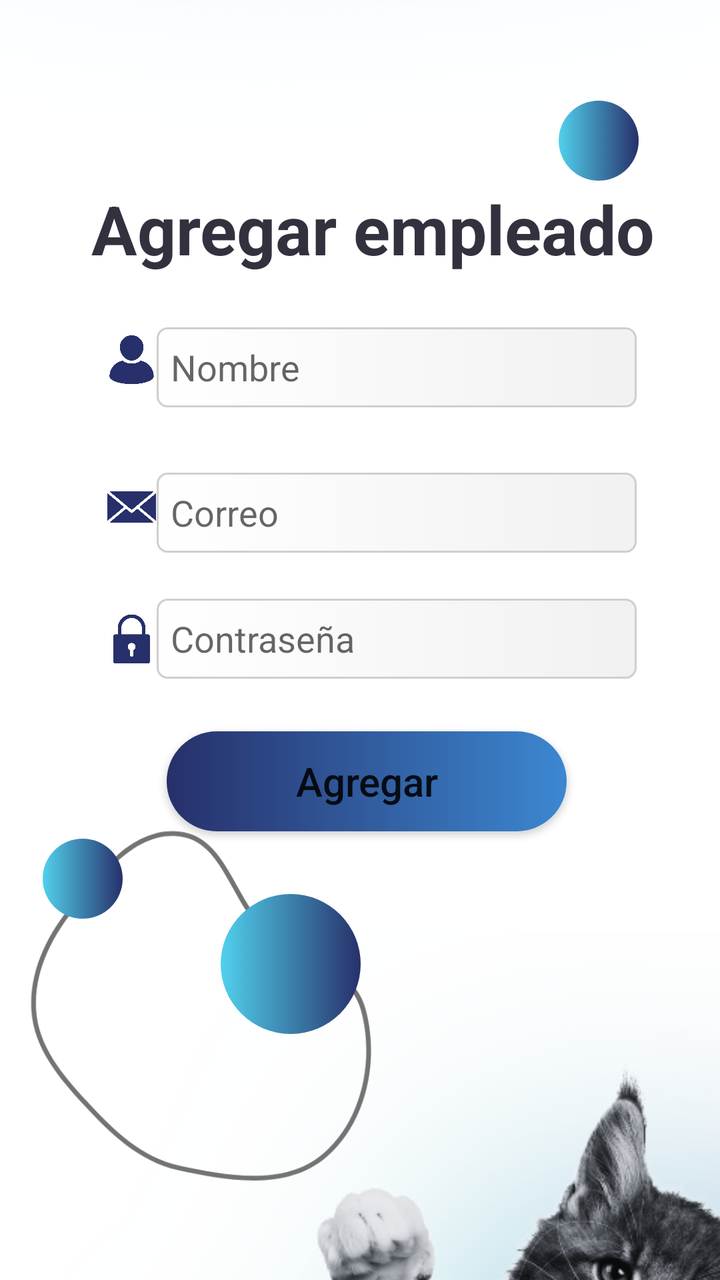
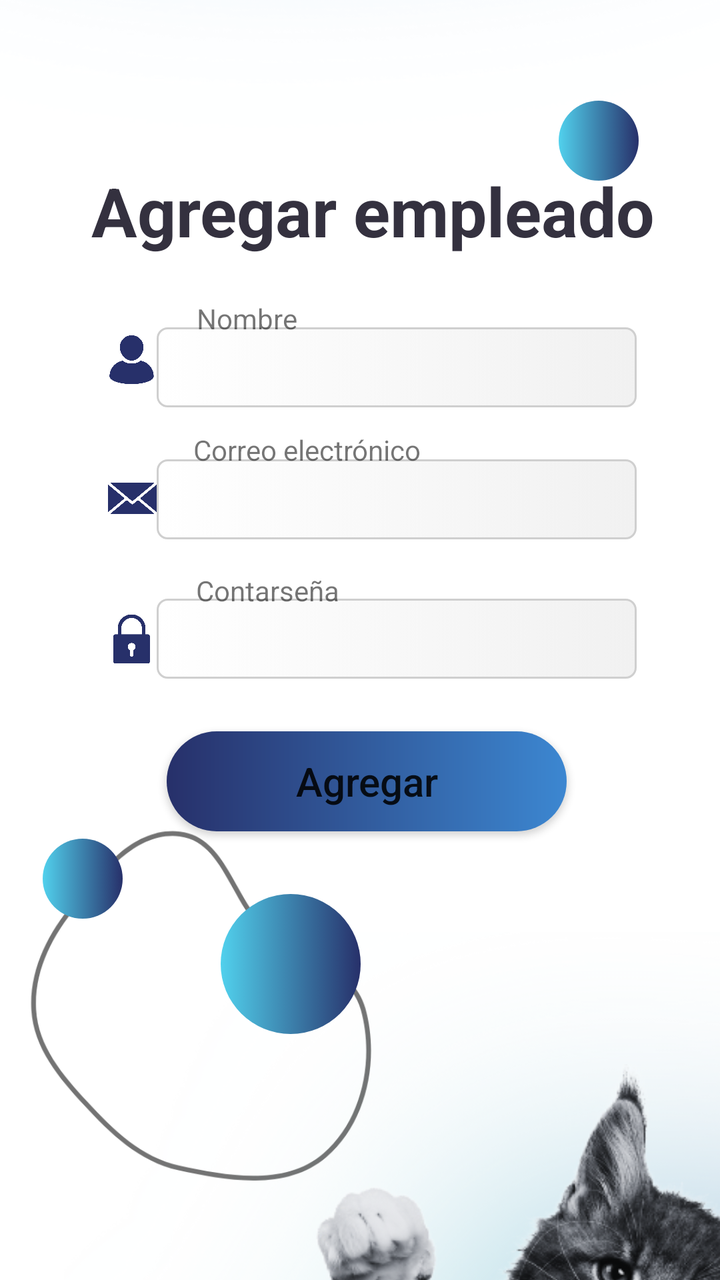

Screens rendered from an Android XML layout before and after an edit, with the pre-edit source and the edit as a unified diff.
<!-- AndroidManifest.xml: application theme Theme.OnePetApp.NoActionBar -->
<!-- res/layout/fragment_agregarempleadodv.xml -->
<?xml version="1.0" encoding="utf-8"?>
<androidx.constraintlayout.widget.ConstraintLayout xmlns:android="http://schemas.android.com/apk/res/android"
    xmlns:app="http://schemas.android.com/apk/res-auto"
    xmlns:tools="http://schemas.android.com/tools"
    android:id="@+id/frameLayout"
    android:layout_width="match_parent"
    android:layout_height="match_parent"
    tools:context=".agregarempleadodv">

    <androidx.constraintlayout.widget.ConstraintLayout
        android:layout_width="match_parent"
        android:layout_height="match_parent">

        <ImageView
            android:id="@+id/imageView101"
            android:layout_width="177dp"
            android:layout_height="211dp"
            android:src="@drawable/bgtres"
            app:layout_constraintBottom_toBottomOf="parent"
            app:layout_constraintEnd_toEndOf="parent"
            app:layout_constraintHorizontal_bias="0.074"
            app:layout_constraintStart_toStartOf="parent"
            app:layout_constraintTop_toTopOf="parent"
            app:layout_constraintVertical_bias="0.926" />

        <ImageView
            android:id="@+id/imageView42"
            android:layout_width="wrap_content"
            android:layout_height="wrap_content"
            android:layout_marginBottom="460dp"
            android:src="@drawable/degazul1"
            app:layout_constraintBottom_toBottomOf="parent"
            app:layout_constraintEnd_toEndOf="parent"
            app:layout_constraintHorizontal_bias="0.0"
            app:layout_constraintStart_toStartOf="parent" />

        <ImageView
            android:id="@+id/imageView93"
            android:layout_width="wrap_content"
            android:layout_height="wrap_content"
            android:layout_marginStart="32dp"
            android:layout_marginTop="396dp"
            android:src="@drawable/degcelest"
            app:layout_constraintStart_toStartOf="parent"
            app:layout_constraintTop_toTopOf="parent" />

        <TextView
            android:id="@+id/txtTitulo1"
            android:layout_width="wrap_content"
            android:layout_height="wrap_content"
            android:text="Agregar empleado"
            android:textColor="#34313F"
            android:textSize="34sp"
            android:textStyle="bold"
            app:layout_constraintBottom_toBottomOf="parent"
            app:layout_constraintEnd_toEndOf="parent"
            app:layout_constraintHorizontal_bias="0.587"
            app:layout_constraintStart_toStartOf="parent"
            app:layout_constraintTop_toTopOf="parent"
            app:layout_constraintVertical_bias="0.154" />

        <ImageView
            android:id="@+id/imageView49"
            android:layout_width="wrap_content"
            android:layout_height="wrap_content"
            android:layout_marginTop="445dp"
            android:rotation="180"
            android:src="@drawable/wavecomplete1"
            app:layout_constraintEnd_toEndOf="parent"
            app:layout_constraintHorizontal_bias="0.0"
            app:layout_constraintStart_toStartOf="parent"
            app:layout_constraintTop_toTopOf="parent" />

        <Button
            android:id="@+id/btnAgregarEmpleado"
            android:layout_width="200dp"
            android:layout_height="50dp"
            android:background="@drawable/btnazul"
            android:text="Agregar"
            android:textAllCaps="false"
            android:textSize="20sp"
            app:backgroundTint="@null"
            app:layout_constraintBottom_toBottomOf="parent"
            app:layout_constraintEnd_toEndOf="parent"
            app:layout_constraintHorizontal_bias="0.521"
            app:layout_constraintStart_toStartOf="parent"
            app:layout_constraintTop_toTopOf="parent"
            app:layout_constraintVertical_bias="0.62" />

        <ImageView
            android:id="@+id/imageView102"
            android:layout_width="252dp"
            android:layout_height="180dp"
            android:layout_marginStart="252dp"
            android:layout_marginBottom="652dp"
            android:rotation="104"
            android:rotationY="0"
            android:src="@drawable/bgdos"
            app:layout_constraintBottom_toBottomOf="parent"
            app:layout_constraintStart_toStartOf="parent" />

        <ImageView
            android:id="@+id/imageView103"
            android:layout_width="40dp"
            android:layout_height="40dp"
            android:src="@drawable/circulocelesteazul"
            app:layout_constraintBottom_toBottomOf="parent"
            app:layout_constraintEnd_toEndOf="parent"
            app:layout_constraintHorizontal_bias="0.873"
            app:layout_constraintStart_toStartOf="parent"
            app:layout_constraintTop_toTopOf="parent"
            app:layout_constraintVertical_bias="0.084" />

        <ImageView
            android:id="@+id/imageView104"
            android:layout_width="70dp"
            android:layout_height="70dp"
            android:src="@drawable/circulocelesteazul"
            app:layout_constraintBottom_toBottomOf="parent"
            app:layout_constraintEnd_toEndOf="parent"
            app:layout_constraintHorizontal_bias="0.38"
            app:layout_constraintStart_toStartOf="parent"
            app:layout_constraintTop_toTopOf="parent"
            app:layout_constraintVertical_bias="0.784" />

        <ImageView
            android:id="@+id/imageView105"
            android:layout_width="294dp"
            android:layout_height="320dp"
            android:layout_marginStart="148dp"
            android:layout_marginTop="532dp"
            android:src="@drawable/imagengato10"
            app:layout_constraintStart_toStartOf="parent"
            app:layout_constraintTop_toTopOf="parent" />

        <ImageView
            android:id="@+id/imageView106"
            android:layout_width="40dp"
            android:layout_height="40dp"
            android:src="@drawable/circulocelesteazul"
            app:layout_constraintBottom_toBottomOf="parent"
            app:layout_constraintEnd_toEndOf="parent"
            app:layout_constraintHorizontal_bias="0.067"
            app:layout_constraintStart_toStartOf="parent"
            app:layout_constraintTop_toTopOf="parent"
            app:layout_constraintVertical_bias="0.699" />

        <ImageView
            android:id="@+id/imageView66"
            android:layout_width="25dp"
            android:layout_height="25dp"
            android:src="@drawable/iconnombreae"
            app:layout_constraintBottom_toBottomOf="parent"
            app:layout_constraintEnd_toEndOf="parent"
            app:layout_constraintHorizontal_bias="0.159"
            app:layout_constraintStart_toStartOf="parent"
            app:layout_constraintTop_toTopOf="parent"
            app:layout_constraintVertical_bias="0.272" />

        <ImageView
            android:id="@+id/imageView68"
            android:layout_width="25dp"
            android:layout_height="25dp"
            android:src="@drawable/iconcorreoae"
            app:layout_constraintBottom_toBottomOf="parent"
            app:layout_constraintEnd_toEndOf="parent"
            app:layout_constraintHorizontal_bias="0.159"
            app:layout_constraintStart_toStartOf="parent"
            app:layout_constraintTop_toTopOf="parent"
            app:layout_constraintVertical_bias="0.392" />

        <ImageView
            android:id="@+id/imageView69"
            android:layout_width="25dp"
            android:layout_height="25dp"
            android:src="@drawable/iconcontraae"
            app:layout_constraintBottom_toBottomOf="parent"
            app:layout_constraintEnd_toEndOf="parent"
            app:layout_constraintHorizontal_bias="0.159"
            app:layout_constraintStart_toStartOf="parent"
            app:layout_constraintTop_toTopOf="parent"
            app:layout_constraintVertical_bias="0.499" />

        <EditText
            android:id="@+id/txtNombre_empleado"
            android:layout_width="240dp"
            android:layout_height="40dp"
            android:background="@drawable/bordecajasg"
            android:ems="10"
            android:hint="Nombre"
            android:inputType="text"
            android:padding="7dp"
            app:layout_constraintBottom_toBottomOf="parent"
            app:layout_constraintEnd_toEndOf="parent"
            app:layout_constraintHorizontal_bias="0.653"
            app:layout_constraintStart_toStartOf="parent"
            app:layout_constraintTop_toTopOf="parent"
            app:layout_constraintVertical_bias="0.273" />

        <EditText
            android:id="@+id/txtContra_empleado"
            android:layout_width="240dp"
            android:layout_height="40dp"
            android:background="@drawable/bordecajasg"
            android:ems="10"
            android:hint="Contraseña"
            android:inputType="text"
            android:padding="7dp"
            app:layout_constraintBottom_toBottomOf="parent"
            app:layout_constraintEnd_toEndOf="parent"
            app:layout_constraintHorizontal_bias="0.653"
            app:layout_constraintStart_toStartOf="parent"
            app:layout_constraintTop_toTopOf="parent"
            app:layout_constraintVertical_bias="0.499" />

        <EditText
            android:id="@+id/txtCorreo_empleado"
            android:layout_width="240dp"
            android:layout_height="40dp"
            android:background="@drawable/bordecajasg"
            android:ems="10"
            android:hint="Correo"
            android:inputType="text"
            android:padding="7dp"
            app:layout_constraintBottom_toBottomOf="parent"
            app:layout_constraintEnd_toEndOf="parent"
            app:layout_constraintHorizontal_bias="0.653"
            app:layout_constraintStart_toStartOf="parent"
            app:layout_constraintTop_toTopOf="parent"
            app:layout_constraintVertical_bias="0.394" />

        <ImageView
            android:id="@+id/imageView252"
            android:layout_width="wrap_content"
            android:layout_height="wrap_content"
            android:layout_marginBottom="512dp"
            android:rotation="0"
            android:src="@drawable/wavecomplete2"
            app:layout_constraintBottom_toBottomOf="parent"
            app:layout_constraintEnd_toEndOf="parent"
            app:layout_constraintStart_toStartOf="parent" />

    </androidx.constraintlayout.widget.ConstraintLayout>

</androidx.constraintlayout.widget.ConstraintLayout>
<!-- resources referenced by this layout -->
<resources>
  <!-- drawable bgdos: png bitmap (drawable, 16385 bytes) -->
  <!-- drawable bgtres: png bitmap (drawable, 17679 bytes) -->
  <!-- drawable bordecajasg (drawable) -->
  <?xml version="1.0" encoding="utf-8"?>
  <selector xmlns:android="http://schemas.android.com/apk/res/android">
      <item>
          <shape>
              <gradient
                  android:startColor="#ffffff"
                  android:endColor="#f1f1f1">
              </gradient>
              <corners android:radius="5dp">
              </corners>
              <stroke android:width="1dp"
                  android:color="#cfcfcf" />
          </shape>
      </item>
  </selector>
  <!-- drawable btnazul (drawable) -->
  <?xml version="1.0" encoding="utf-8"?>
  <shape xmlns:android="http://schemas.android.com/apk/res/android"
      android:shape="rectangle">
      <gradient
          android:startColor="#27306A"
          android:endColor="#3C87D1">
      </gradient>
      <corners android:radius="1000dp"></corners>
  </shape>
  <!-- drawable circulocelesteazul (drawable) -->
  <?xml version="1.0" encoding="utf-8"?>
  <selector xmlns:android="http://schemas.android.com/apk/res/android">
      <item>
          <shape>
              <gradient
                  android:startColor="#51D1ED"
                  android:endColor="#27306A">
              </gradient>
              <corners android:radius="1000dp"></corners>
          </shape>
      </item>
  </selector>
  <!-- drawable degazul1: png bitmap (drawable, 209772 bytes) -->
  <!-- drawable degcelest: png bitmap (drawable, 239595 bytes) -->
  <!-- drawable iconcontraae: png bitmap (drawable, 9876 bytes) -->
  <!-- drawable iconcorreoae: png bitmap (drawable, 14585 bytes) -->
  <!-- drawable iconnombreae: png bitmap (drawable, 12717 bytes) -->
  <!-- drawable imagengato10: png bitmap (drawable, 193071 bytes) -->
  <!-- drawable wavecomplete1: png bitmap (drawable, 30767 bytes) -->
  <!-- drawable wavecomplete2: png bitmap (drawable, 30812 bytes) -->
  <style name="Theme.OnePetApp.NoActionBar">
          <item name="windowActionBar">false</item>
          <item name="windowNoTitle">true</item>
      </style>
</resources>

<!-- the commit's change to res/layout/fragment_agregarempleadodv.xml (unified diff, before → after) -->
@@ -57,7 +57,7 @@
             app:layout_constraintHorizontal_bias="0.587"
             app:layout_constraintStart_toStartOf="parent"
             app:layout_constraintTop_toTopOf="parent"
-            app:layout_constraintVertical_bias="0.154" />
+            app:layout_constraintVertical_bias="0.139" />
 
         <ImageView
             android:id="@+id/imageView49"
@@ -164,10 +164,10 @@
             android:src="@drawable/iconcorreoae"
             app:layout_constraintBottom_toBottomOf="parent"
             app:layout_constraintEnd_toEndOf="parent"
-            app:layout_constraintHorizontal_bias="0.159"
-            app:layout_constraintStart_toStartOf="parent"
-            app:layout_constraintTop_toTopOf="parent"
-            app:layout_constraintVertical_bias="0.392" />
+            app:layout_constraintHorizontal_bias="0.16"
+            app:layout_constraintStart_toStartOf="parent"
+            app:layout_constraintTop_toTopOf="parent"
+            app:layout_constraintVertical_bias="0.385" />
 
         <ImageView
             android:id="@+id/imageView69"
@@ -181,13 +181,23 @@
             app:layout_constraintTop_toTopOf="parent"
             app:layout_constraintVertical_bias="0.499" />
 
+        <ImageView
+            android:id="@+id/imageView252"
+            android:layout_width="wrap_content"
+            android:layout_height="wrap_content"
+            android:layout_marginBottom="512dp"
+            android:rotation="0"
+            android:src="@drawable/wavecomplete2"
+            app:layout_constraintBottom_toBottomOf="parent"
+            app:layout_constraintEnd_toEndOf="parent"
+            app:layout_constraintStart_toStartOf="parent" />
+
         <EditText
             android:id="@+id/txtNombre_empleado"
             android:layout_width="240dp"
             android:layout_height="40dp"
             android:background="@drawable/bordecajasg"
             android:ems="10"
-            android:hint="Nombre"
             android:inputType="text"
             android:padding="7dp"
             app:layout_constraintBottom_toBottomOf="parent"
@@ -203,7 +213,6 @@
             android:layout_height="40dp"
             android:background="@drawable/bordecajasg"
             android:ems="10"
-            android:hint="Contraseña"
             android:inputType="text"
             android:padding="7dp"
             app:layout_constraintBottom_toBottomOf="parent"
@@ -219,7 +228,6 @@
             android:layout_height="40dp"
             android:background="@drawable/bordecajasg"
             android:ems="10"
-            android:hint="Correo"
             android:inputType="text"
             android:padding="7dp"
             app:layout_constraintBottom_toBottomOf="parent"
@@ -227,18 +235,43 @@
             app:layout_constraintHorizontal_bias="0.653"
             app:layout_constraintStart_toStartOf="parent"
             app:layout_constraintTop_toTopOf="parent"
-            app:layout_constraintVertical_bias="0.394" />
-
-        <ImageView
-            android:id="@+id/imageView252"
-            android:layout_width="wrap_content"
-            android:layout_height="wrap_content"
-            android:layout_marginBottom="512dp"
-            android:rotation="0"
-            android:src="@drawable/wavecomplete2"
-            app:layout_constraintBottom_toBottomOf="parent"
-            app:layout_constraintEnd_toEndOf="parent"
-            app:layout_constraintStart_toStartOf="parent" />
+            app:layout_constraintVertical_bias="0.383" />
+
+        <TextView
+            android:id="@+id/textView70"
+            android:layout_width="wrap_content"
+            android:layout_height="wrap_content"
+            android:text="Correo electrónico"
+            app:layout_constraintBottom_toBottomOf="parent"
+            app:layout_constraintEnd_toEndOf="parent"
+            app:layout_constraintHorizontal_bias="0.393"
+            app:layout_constraintStart_toStartOf="parent"
+            app:layout_constraintTop_toTopOf="parent"
+            app:layout_constraintVertical_bias="0.347" />
+
+        <TextView
+            android:id="@+id/textView69"
+            android:layout_width="wrap_content"
+            android:layout_height="wrap_content"
+            android:text="Nombre"
+            app:layout_constraintBottom_toBottomOf="parent"
+            app:layout_constraintEnd_toEndOf="parent"
+            app:layout_constraintHorizontal_bias="0.318"
+            app:layout_constraintStart_toStartOf="parent"
+            app:layout_constraintTop_toTopOf="parent"
+            app:layout_constraintVertical_bias="0.241" />
+
+        <TextView
+            android:id="@+id/textView71"
+            android:layout_width="wrap_content"
+            android:layout_height="wrap_content"
+            android:text="Contarseña"
+            app:layout_constraintBottom_toBottomOf="parent"
+            app:layout_constraintEnd_toEndOf="parent"
+            app:layout_constraintHorizontal_bias="0.34"
+            app:layout_constraintStart_toStartOf="parent"
+            app:layout_constraintTop_toTopOf="parent"
+            app:layout_constraintVertical_bias="0.46" />
 
     </androidx.constraintlayout.widget.ConstraintLayout>
 
